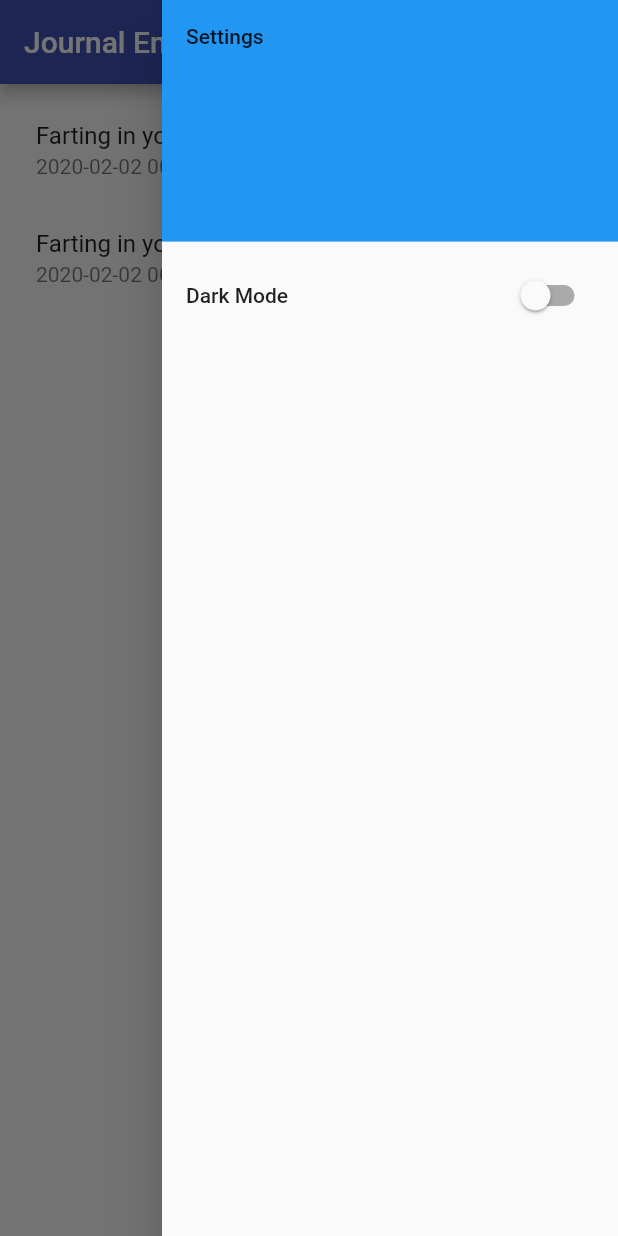
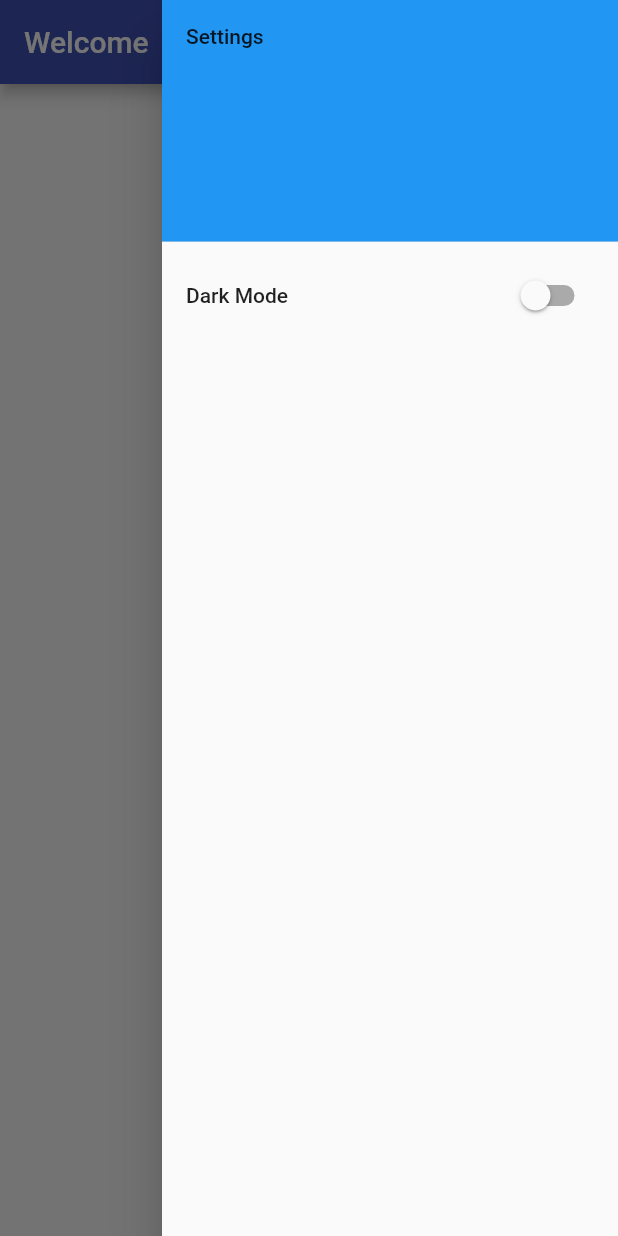
Before and after one commit to willdarnell/journal, a Flutter app: the screen it shows after launch, after a tap on the "menu" icon, on a phone screen of 412 x 824 dp. Run offline on Flutter 3.47's test engine with Material 2 defaults, Android fonts, the phone set to English and light mode, and no system bars; our stand-ins replace dynamic_theme, shared_preferences, sqflite; accounts and stored records are empty.

Commit message:
show journal entries should work

```diff
--- a/lib/screens/home_page.dart
+++ b/lib/screens/home_page.dart
@@ -9,11 +9,46 @@ import 'package:path/path.dart';
 import 'package:sqflite/sqflite.dart';
 
 
-class HomePage extends StatelessWidget {
+class HomePage extends StatefulWidget {
 
 
   static final routeName = '/';
-  Journal journal = Journal([JournalEntry(1, "Farting in your mouth", "doublefarts", 1, DateTime(2020, 2, 2)), JournalEntry(1, "Farting in your ass", "doublefarts", 1, DateTime(2020, 2, 2))]);
+
+  @override
+  _HomePageState createState() => _HomePageState();
+}
+
+class _HomePageState extends State<HomePage> {
+  Journal journal;
+
+
+
+  @override
+  void initState() {
+    super.initState();
+    loadJournal();
+  }
+
+  void loadJournal() async {
+    final Database database = await openDatabase(
+      'journal.db', version: 1, onCreate: (Database db, int version) async {
+        await db.execute('CREATE TABLE IF NOT EXISTS journal_entries(id INTEGER PRIMARY KEY AUTOINCREMENT, title TEXT NOT NULL, body TEXT NOT NULL, rating INTEGER NOT NULL, date TEXT NOT NULL)');
+      }
+    );
+    List<Map> journalRecords = await database.rawQuery('SELECT * FROM journal_entries');
+    final journalEntries = journalRecords.map( (record) {
+      return JournalEntry(
+        record['id'],
+        record['title'],
+        record['body'],
+        record['rating'],
+        DateTime.parse(record['date'])
+      );
+    }).toList();
+    setState(() {
+      journal = Journal(journalEntries);
+    });
+  }
   Text _getTitle(object) {
     if (object.journalEntries.isEmpty){
       return Text('Welcome');
@@ -22,16 +57,20 @@ class HomePage extends StatelessWidget {
       return Text("Journal Entries");
     }
   }
-  @override
+
   Widget build(BuildContext context) {
+    if (journal == null) {
+      return Scaffold(
+        body: Center(child: CircularProgressIndicator()));
+    }
+    else{
     return Scaffold(
       endDrawer: MyDrawer(),
       appBar: AppBar(title: _getTitle(journal),),
       body: listView(context),
       floatingActionButton: button(context),
-    );
+    );}
   }
-
 
   ListView listView(BuildContext context){
     return ListView.builder(
@@ -64,6 +103,4 @@ class HomePage extends StatelessWidget {
   void displayEntry(BuildContext context, Journal journal, index) {
     Navigator.pushNamed(context, JournalEntryView.routeName, arguments: JournalDetails(journal.journalEntries, index));
   }
-
-
 }
```
